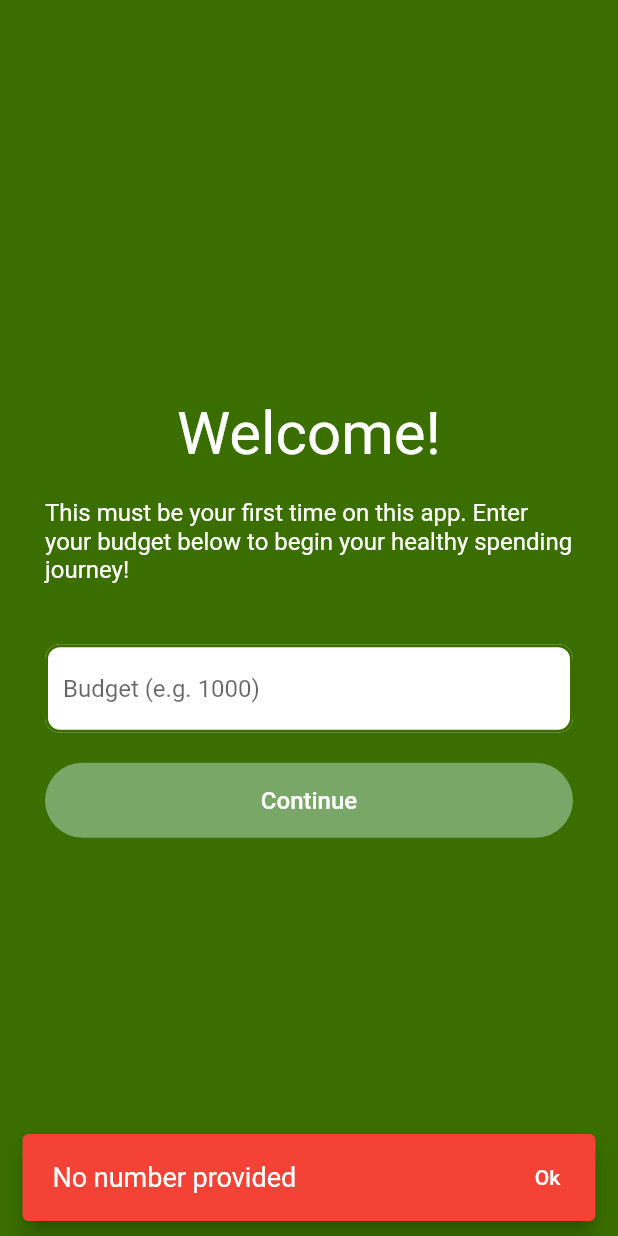
After one commit to SimonZhao7/Cashbuddy-Mobile, a Flutter app: the SetupBudget screen opened by its route, after a tap on "Continue", on a phone screen of 412 x 824 dp. The commit adds this screen. Run offline on Flutter 3.47's test engine with Material 2 defaults, Android fonts, the phone set to English and light mode, and no system bars; our stand-ins replace cloud_firestore, firebase_auth, firebase_core, gap, google_sign_in; accounts and stored records are empty.

Commit message:
Setup Budget For New Users

```diff
--- a/lib/constants/routes.dart
+++ b/lib/constants/routes.dart
@@ -1,3 +1,4 @@
 const loginRoute = '/login';
 const registerRoute = '/register';
 const homeRoute = '/home';
+const setBudgetRoute = '/set-budget';
--- a/lib/main.dart
+++ b/lib/main.dart
@@ -1,5 +1,6 @@
 import 'package:cashbuddy_mobile/views/home.dart';
 import 'package:cashbuddy_mobile/views/register.dart';
+import 'package:cashbuddy_mobile/views/setup_budget.dart';
 import 'package:firebase_core/firebase_core.dart';
 import 'package:flutter/material.dart';
 // Views
@@ -24,6 +25,7 @@ void main() async {
       loginRoute: (context) => const Login(),
       registerRoute: (context) => const Register(),
       homeRoute: (context) => const Home(),
+      setBudgetRoute: (context) => const SetupBudget()
     },
   ));
 }
--- a/lib/views/login.dart
+++ b/lib/views/login.dart
@@ -5,12 +5,12 @@ import 'package:cashbuddy_mobile/snackbars/show_error_snackbar.dart';
 // Widgets
 import 'package:cashbuddy_mobile/widgets/input.dart';
 import 'package:cashbuddy_mobile/widgets/button.dart';
+import 'package:cloud_firestore/cloud_firestore.dart';
 // Firebase
 import 'package:firebase_auth/firebase_auth.dart';
 // Util
 import 'package:gap/gap.dart';
 import 'package:flutter/material.dart';
-import 'package:google_sign_in/google_sign_in.dart';
 
 class Login extends StatefulWidget {
   const Login({super.key});
@@ -37,15 +37,31 @@ class _LoginState extends State<Login> {
     super.dispose();
   }
 
-  void handleNavigation(UserCredential userCredential) {
+  void handleNavigation(UserCredential userCredential) async {
     final navigator = Navigator.of(context);
     final user = userCredential.user;
+    final db = FirebaseFirestore.instance;
 
     if (user?.emailVerified ?? false) {
-      navigator.pushNamedAndRemoveUntil(
-        homeRoute,
-        (route) => false,
-      );
+      final userData = await db
+          .collection('users')
+          .where(
+            'user_id',
+            isEqualTo: user!.uid,
+          )
+          .get();
+
+      if (userData.docs.isEmpty) {
+        navigator.pushNamedAndRemoveUntil(
+          setBudgetRoute,
+          (route) => false,
+        );
+      } else {
+        navigator.pushNamedAndRemoveUntil(
+          homeRoute,
+          (route) => false,
+        );
+      }
     } else {
       showErrorSnackBar(
         context: context,
@@ -81,6 +97,7 @@ class _LoginState extends State<Login> {
             Input(
               controller: _email,
               label: 'Email',
+              type: TextInputType.emailAddress,
             ),
             const Gap(20),
             Input(
--- a/lib/views/register.dart
+++ b/lib/views/register.dart
@@ -63,6 +63,7 @@ class _RegisterState extends State<Register> {
                   Input(
                     controller: _email,
                     label: 'Enter your email...',
+                    type: TextInputType.emailAddress,
                   ),
                   const Gap(20),
                   Input(
--- /dev/null
+++ b/lib/views/setup_budget.dart
@@ -0,0 +1,102 @@
+import 'package:cashbuddy_mobile/constants/colors.dart';
+import 'package:cashbuddy_mobile/constants/routes.dart';
+import 'package:cashbuddy_mobile/snackbars/show_error_snackbar.dart';
+import 'package:cashbuddy_mobile/widgets/button.dart';
+import 'package:cashbuddy_mobile/widgets/input.dart';
+import 'package:cloud_firestore/cloud_firestore.dart';
+import 'package:firebase_auth/firebase_auth.dart';
+import 'package:flutter/material.dart';
+import 'package:gap/gap.dart';
+
+class SetupBudget extends StatefulWidget {
+  const SetupBudget({super.key});
+
+  @override
+  State<SetupBudget> createState() => _SetupBudgetState();
+}
+
+class _SetupBudgetState extends State<SetupBudget> {
+  late TextEditingController _budget;
+
+  @override
+  void initState() {
+    _budget = TextEditingController();
+    super.initState();
+  }
+
+  @override
+  void dispose() {
+    _budget.dispose();
+    super.dispose();
+  }
+
+  @override
+  Widget build(BuildContext context) {
+    return Scaffold(
+      backgroundColor: const Color(darkGreen),
+      body: Container(
+        padding: const EdgeInsets.all(30),
+        child: Column(
+          mainAxisAlignment: MainAxisAlignment.center,
+          children: [
+            const Text(
+              'Welcome!',
+              style: TextStyle(
+                fontSize: 40,
+                color: Color(white),
+              ),
+            ),
+            const Gap(20),
+            const Text(
+              'This must be your first time on this app. Enter your budget below to begin your healthy spending journey!',
+              style: TextStyle(
+                fontSize: 16,
+                color: Color(white),
+              ),
+            ),
+            const Gap(40),
+            Input(
+              controller: _budget,
+              label: 'Budget (e.g. 1000)',
+              type: TextInputType.number,
+            ),
+            const Gap(20),
+            Button(
+              onPressed: () async {
+                final budget = _budget.text;
+                final db = FirebaseFirestore.instance;
+                final currentUser = FirebaseAuth.instance.currentUser!;
+                final navigator = Navigator.of(context);
+
+                if (budget == '') {
+                  return showErrorSnackBar(
+                    context: context,
+                    text: 'No number provided',
+                  );
+                }
+
+                final convertedBudget = double.parse(budget);
+
+                if (convertedBudget <= 0) {
+                  return showErrorSnackBar(
+                    context: context,
+                    text: 'Please enter a valid number',
+                  );
+                }
+
+                await db.collection('users').add({
+                  'user_id': currentUser.uid,
+                  'budget': convertedBudget,
+                });
+                navigator.pushNamedAndRemoveUntil(homeRoute, (route) => false);
+              },
+              backgroundColor: lightGreen,
+              textColor: white,
+              label: 'Continue',
+            ),
+          ],
+        ),
+      ),
+    );
+  }
+}
--- a/lib/widgets/input.dart
+++ b/lib/widgets/input.dart
@@ -10,6 +10,7 @@ class Input extends StatelessWidget {
   final double borderRadius;
   final double borderWidth;
   final bool password;
+  final TextInputType type;
 
   const Input({
     super.key,
@@ -21,6 +22,7 @@ class Input extends StatelessWidget {
     this.borderRadius = 10,
     this.borderWidth = 2,
     this.password = false,
+    this.type = TextInputType.text,
   });
 
   @override
@@ -45,6 +47,7 @@ class Input extends StatelessWidget {
           ),
         ),
       ),
+      keyboardType: type,
       obscureText: password,
     );
   }
```
